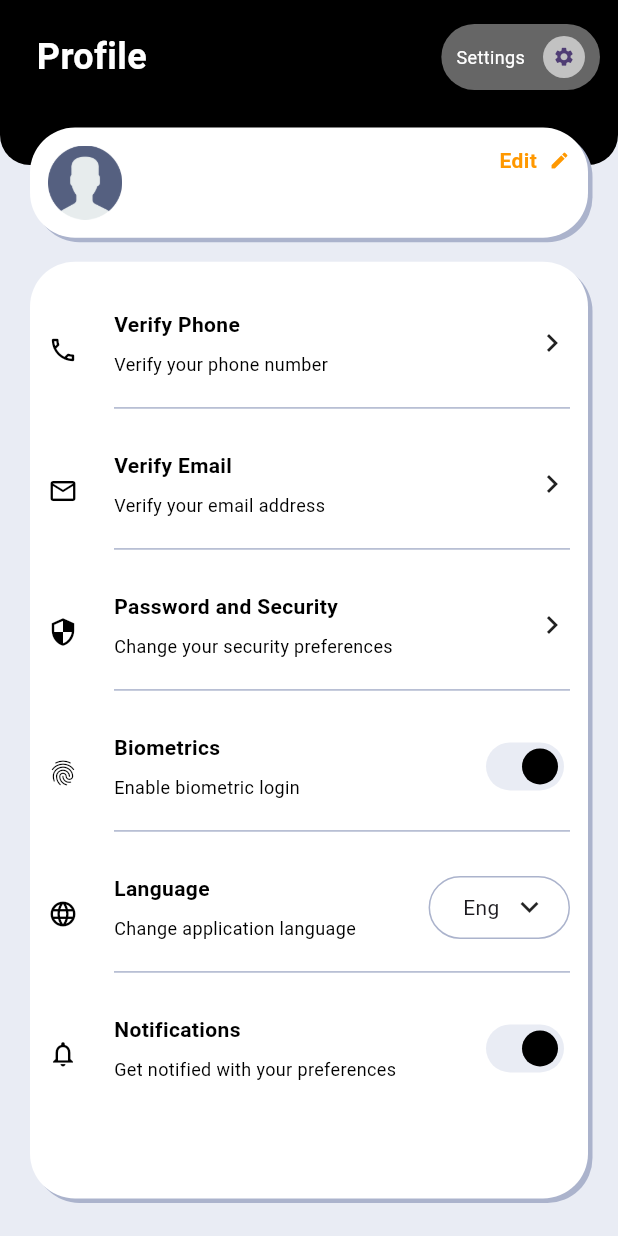
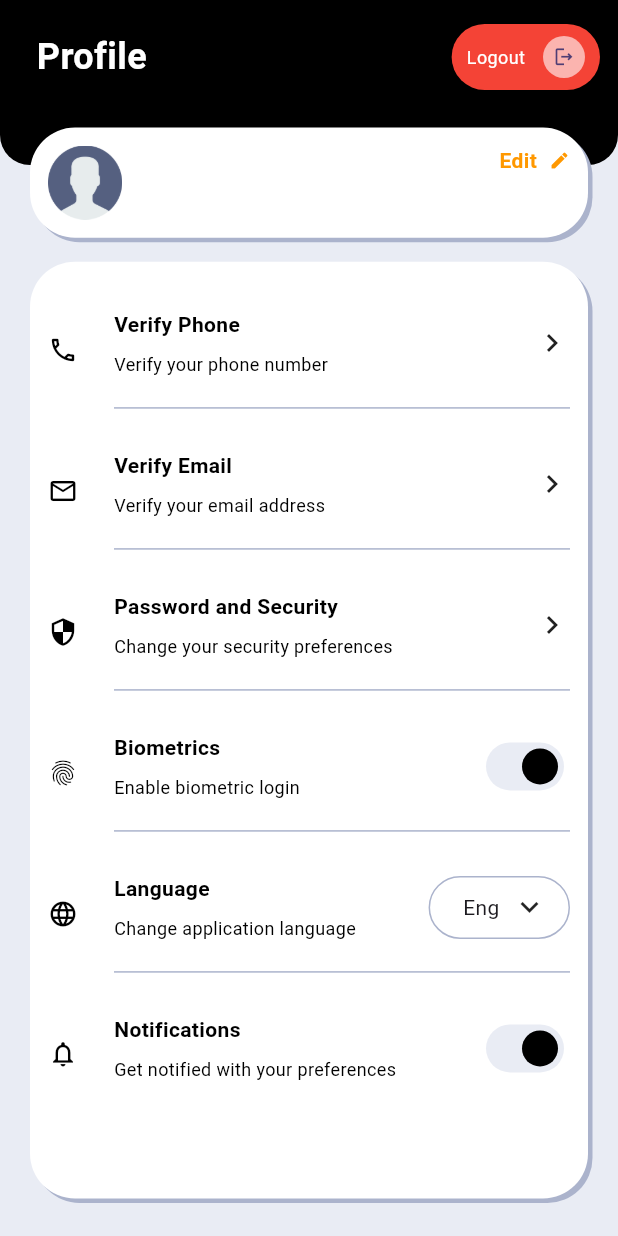
Before and after one commit to prashangc/You-Matter, a Flutter app: the ProfileScreen screen opened directly, on a phone screen of 412 x 824 dp. Run offline on Flutter 3.47's test engine with Material 3 defaults, Android fonts, the phone set to English and light mode, and no system bars; drawn by our look-alikes of cached_network_image; our stand-ins replace cloud_firestore, firebase_auth, firebase_core, firebase_storage, flutter_bloc, flutter_rating_bar and 5 more; missing offline and left inert: connected, sweet_nav_bar; accounts and stored records are empty; network calls fail.

Commit message:
feat: signout addedd

```diff
--- a/lib/features/profile/presentation/ui/profile_screen.dart
+++ b/lib/features/profile/presentation/ui/profile_screen.dart
@@ -1,13 +1,4 @@
-import 'package:cached_network_image/cached_network_image.dart';
 import 'package:firebase_auth/firebase_auth.dart';
-import 'package:flutter/material.dart';
-import 'package:shared_preferences/shared_preferences.dart';
-import 'package:you_matter/core/route/route.dart';
-import 'package:you_matter/core/theme/textstyle.dart';
-import 'package:you_matter/core/utils/sizes.dart';
-import 'package:you_matter/features/login/presentation/ui/login.dart';
-import 'package:you_matter/features/profile/controller/profile_controller.dart';
-import 'package:you_matter/services/firebase/firebase_query_handler.dart';
 import 'package:flutter/material.dart';
 import 'package:you_matter/core/theme/colors.dart';
 import 'package:you_matter/core/utils/sizes.dart';
@@ -42,7 +33,7 @@ class _ProfileScreenState extends State<ProfileScreen> {
         child: Column(
           crossAxisAlignment: CrossAxisAlignment.start,
           children: [
-            myAppBar(),
+            myAppBar(context),
             Expanded(
               child: Stack(
                 children: [
--- a/lib/features/profile/presentation/widget/profile_app_bar.dart
+++ b/lib/features/profile/presentation/widget/profile_app_bar.dart
@@ -1,9 +1,13 @@
+import 'package:firebase_auth/firebase_auth.dart';
 import 'package:flutter/material.dart';
+import 'package:shared_preferences/shared_preferences.dart';
+import 'package:you_matter/core/route/route.dart';
 import 'package:you_matter/core/theme/colors.dart';
 import 'package:you_matter/core/theme/textstyle.dart';
 import 'package:you_matter/core/utils/sizes.dart';
+import 'package:you_matter/features/login/presentation/ui/login.dart';
 
-Widget myAppBar() {
+Widget myAppBar(context) {
   return Container(
     padding: const EdgeInsets.symmetric(horizontal: 12.0),
     color: ColorConstant.kPrimary,
@@ -20,16 +24,26 @@ Widget myAppBar() {
                 fontSize: 24.0,
               ),
             ),
-            Container(
+            GestureDetector(
+              onTap: () async {
+                FirebaseAuth.instance.signOut();
+
+                final preference = await SharedPreferences.getInstance();
+                preference.clear();
+                pushAndRemoveUpto(
+                    context: context, screen: const LoginScreen());
+              },
+              child: Container(
                 padding: const EdgeInsets.all(8.0),
                 decoration: BoxDecoration(
-                  color: ColorConstant.kWhite.withOpacity(0.4),
-                  borderRadius: const BorderRadius.all(Radius.circular(24.0))),
+                    color: ColorConstant.kRed,
+                    borderRadius:
+                        const BorderRadius.all(Radius.circular(24.0))),
                 child: Row(
                   children: [
                     sizedBox2(),
                     Text(
-                    'Settings',
+                      'Logout',
                       style: kStyle12.copyWith(color: ColorConstant.kWhite),
                     ),
                     sizedBox12(),
@@ -37,12 +51,13 @@ Widget myAppBar() {
                       radius: 14.0,
                       backgroundColor: ColorConstant.kWhite.withOpacity(0.6),
                       child: const Icon(
-                      Icons.settings,
+                        Icons.logout_outlined,
                         size: 15.0,
                       ),
                     ),
                     sizedBox2(),
                   ],
+                ),
               ),
             )
           ],
```
Lines whose indentation alone changed are shown as unchanged.
